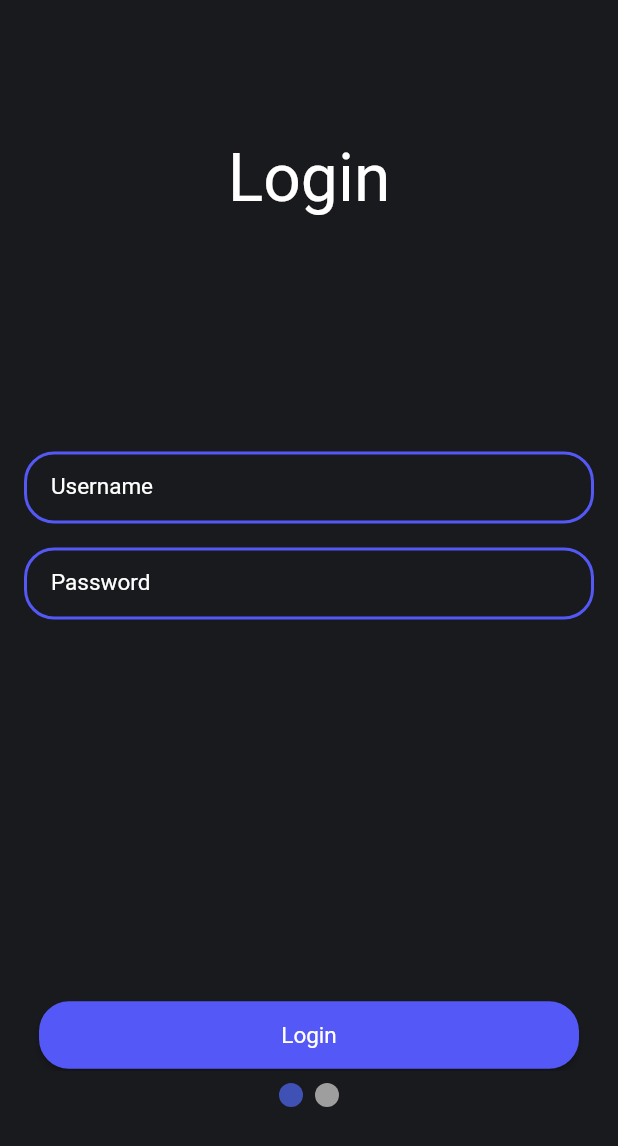
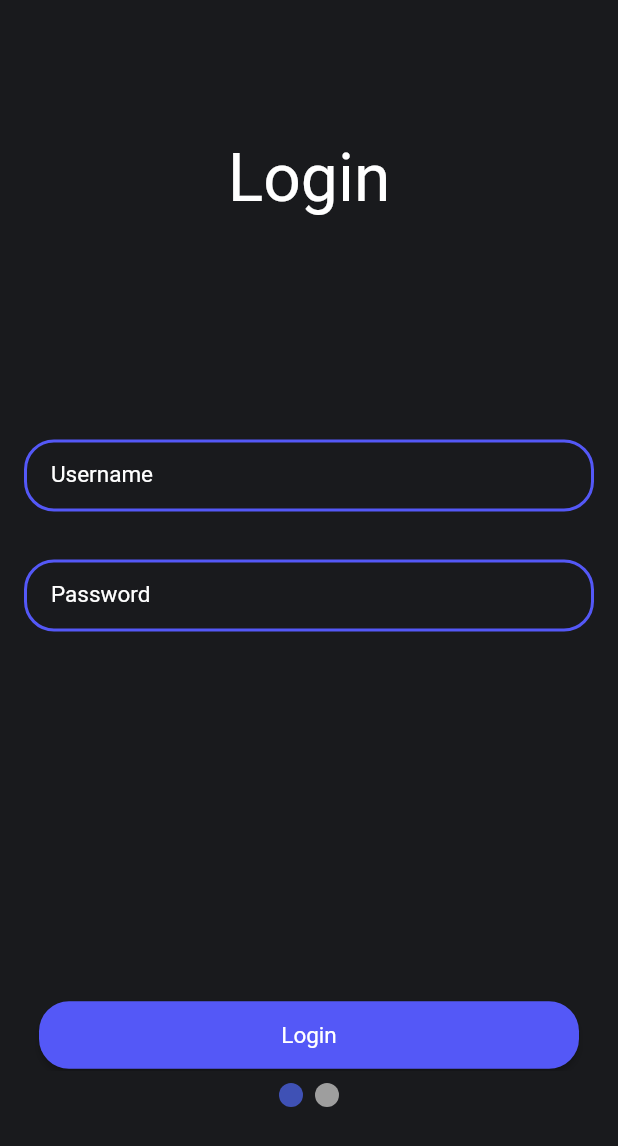
Before and after one commit to Demphait/single-house-flutter, a Flutter app: the screen it shows after launch, on a phone screen of 412 x 824 dp. Shown: the top 1146 px of the screen. Run offline on Flutter 3.47's test engine with Material 2 defaults, Android fonts, the light colour scheme and no system bars; drawn by our look-alikes of smooth_page_indicator; our stand-ins replace bloc, flutter_bloc.

Commit message:
feat: added files with validation for login and password feat: added form and validator to TextFields feat: added cubit for login

```diff
--- a/lib/views/auth/auth_view.dart
+++ b/lib/views/auth/auth_view.dart
@@ -2,6 +2,8 @@ import 'package:flutter/material.dart';
 import 'package:single_house/app/router/router_core.dart';
 import 'package:single_house/styles/app_colors.dart';
 import 'package:single_house/styles/app_space.dart';
+import 'package:single_house/utils/validation/validate_login.dart';
+import 'package:single_house/utils/validation/validate_password.dart';
 import 'package:single_house/widgets/app_textfield.dart';
 import 'package:smooth_page_indicator/smooth_page_indicator.dart';
 import 'components/login/login_component.dart';
@@ -21,7 +23,13 @@ class AuthView extends StatefulWidget {
 }
 
 class _AuthViewState extends State<AuthView> {
+  final formKey = GlobalKey<FormState>();
+  String login = '';
+  String password = '';
   final PageController _pageController = PageController();
+  final TextEditingController _loginController = TextEditingController();
+  final TextEditingController _passwordController = TextEditingController();
+
   @override
   Widget build(BuildContext context) {
     return Scaffold(
@@ -35,19 +43,42 @@ class _AuthViewState extends State<AuthView> {
               children: [
                 PageView(
                   controller: _pageController,
-                  children: const <Widget>[
-                    LoginWidget(),
+                  children: <Widget>[
+                    LoginWidget(
+                        formKey: formKey, loginController: _loginController, passController: _passwordController),
                     RegisterWidget(),
                   ],
                 ),
                 Padding(
                   padding: EdgeInsets.symmetric(horizontal: AppSpace.md),
-                  child: Column(
-                    mainAxisAlignment: MainAxisAlignment.center,
-                    children: const [
-                      AppTextField(name: 'Username'),
-                      AppTextField(name: 'Password', obscureText: true, textInputAction: TextInputAction.done),
-                    ],
+                  child: Form(
+                    key: formKey,
+                    child: Column(
+                      mainAxisAlignment: MainAxisAlignment.center,
+                      children: [
+                        AppTextField(
+                          name: 'Username',
+                          controller: _loginController,
+                          validator: ValidateLogin(isRequired: true).validation,
+                          onChanged: (value) => setState(() {
+                            login = value;
+                          }),
+                        ),
+                        AppSpaceBox.md,
+                        AppTextField(
+                          name: 'Password',
+                          obscureText: true,
+                          textInputAction: TextInputAction.done,
+                          controller: _passwordController,
+                          validator: ValidatePassword(isRequired: true).validation,
+                          onChanged: (value) => setState(
+                            () {
+                              password = value;
+                            },
+                          ),
+                        ),
+                      ],
+                    ),
                   ),
                 ),
               ],
--- /dev/null
+++ b/lib/views/auth/components/login/cubit/login_cubit.dart
@@ -0,0 +1,16 @@
+import 'package:bloc/bloc.dart';
+
+
+part 'login_state.dart';
+
+class LoginCubit extends Cubit<LoginState> {
+  LoginCubit() : super(LoginState.init);
+
+  Future<void> loading() async {
+    emit(LoginState.loading);
+    await Future.delayed(const Duration(seconds: 2));
+    if (true) {
+      return emit(LoginState.init);
+    }
+  }
+}
--- /dev/null
+++ b/lib/views/auth/components/login/cubit/login_state.dart
@@ -0,0 +1,20 @@
+part of 'login_cubit.dart';
+
+enum LoginState {init, loading}
+
+// class LoginState {
+//   final LoginStates loginStates;
+//   LoginState({
+//     this.loginStates = LoginStates.init,
+//   });
+
+//   LoginState copyWith({
+//     LoginStates? loginStates,
+//   }) {
+//     return LoginState(
+//       loginStates: loginStates ?? this.loginStates,
+//     );
+//   }
+// }
+
+// class LoginInitial extends LoginState {}
--- a/lib/views/auth/components/login/login_component.dart
+++ b/lib/views/auth/components/login/login_component.dart
@@ -1,37 +1,65 @@
 import 'package:flutter/material.dart';
-import 'package:single_house/app/router/index.dart';
+import 'package:flutter_bloc/flutter_bloc.dart';
 import 'package:single_house/styles/app_colors.dart';
-import 'package:single_house/styles/app_space.dart';
 import 'package:single_house/styles/app_text_styles.dart';
-import 'package:single_house/utils/translate.dart';
-import 'package:single_house/views/chats/chats_view.dart';
+import 'package:single_house/views/auth/components/login/cubit/login_cubit.dart';
+import 'package:single_house/widgets/app_loader.dart';
 
 
-
-
-
-void _login() {
-  RouterCore.push(ChatsView.name);
-}
-class LoginWidget extends StatelessWidget {
+class LoginWidget extends StatefulWidget {
   const LoginWidget({
     Key? key,
+    required this.formKey,
+    required this.loginController,
+    required this.passController,
   }) : super(key: key);
+  final GlobalKey<FormState> formKey;
+  final TextEditingController loginController;
+  final TextEditingController passController;
+
+  @override
+  State<LoginWidget> createState() => _LoginWidgetState();
+}
+
+class _LoginWidgetState extends State<LoginWidget> {
+  final LoginCubit _cubit = LoginCubit();
+
+  bool isPressed = false;
+  // void _login() {
+  //   RouterCore.push(ChatsView.name);
+  // }
 
   @override
   Widget build(BuildContext context) {
-    return Padding(
-      padding: EdgeInsets.symmetric(horizontal: AppSpace.md),
-      child: Column(
+    return BlocProvider(
+      create: (context) => _cubit,
+      child: Stack(
+        children: [
+          BlocBuilder<LoginCubit, LoginState>(
+            builder: (context, state) {
+              switch (state) {
+                case LoginState.init:
+                  return const SizedBox(height: 0);
+                case LoginState.loading:
+                  return AppLoader();
+              }
+            },
+          ),
+          Column(
             children: [
               const SizedBox(height: 93),
               Text(
-            'Login'.t,
+                'Login',
                 style: AppTextStyles.title.white,
               ),
-          Expanded(child: Container()),
+              Expanded(
+                child: Container(),
+              ),
               ElevatedButton(
-            onPressed: _login,
+                onPressed: () {
+                  widget.formKey.currentState?.validate();
+                  _cubit.loading();
+                },
                 child: const Text('Login'),
                 style: ButtonStyle(
                   textStyle: MaterialStateProperty.all<TextStyle>(AppTextStyles.styleTextField.white),
@@ -46,6 +74,8 @@ class LoginWidget extends StatelessWidget {
               ),
             ],
           ),
+        ],
+      ),
     );
   }
 }
```
Also changed, not shown: lib/utils/validation/validate_login.dart (added, +22 -0 lines), lib/utils/validation/validate_password.dart (added, +29 -0 lines). Lines whose indentation alone changed are shown as unchanged.
